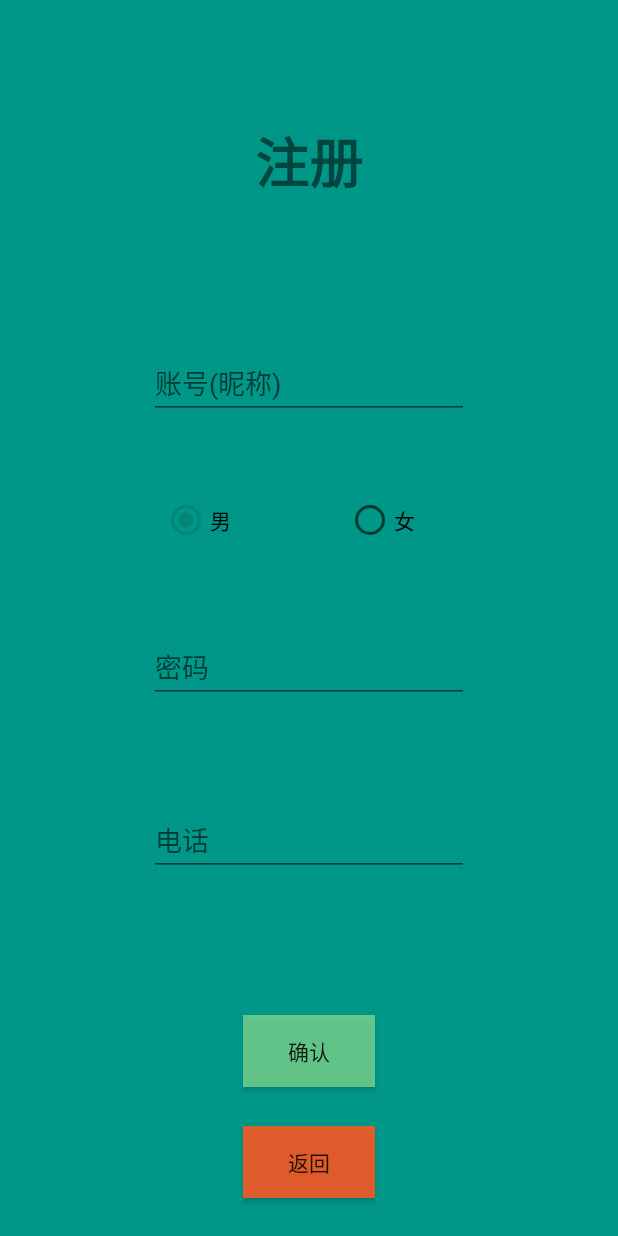
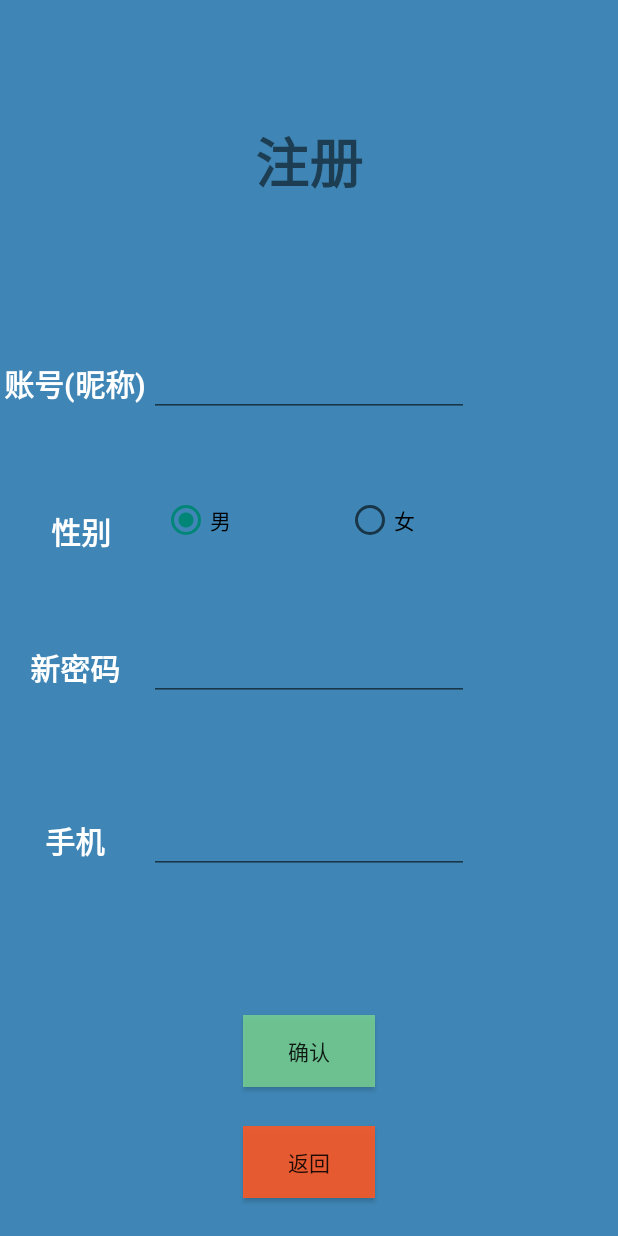
Before and after one commit to szyzstop3/EVCharger, an Android app: the RegisterFragment screen opened through its navigation route, on a phone screen of 412 x 824 dp. Run offline under Robolectric (Android 15) with nearby library versions, the phone set to English and light mode, and no system bars; libraries missing offline, so code that uses them is left out: com.huawei.hms.

Commit message:
登录功能V2.0

```diff
--- a/app/src/main/java/com/example/evcharger/LoginFragment.java
+++ b/app/src/main/java/com/example/evcharger/LoginFragment.java
@@ -100,7 +100,7 @@ public class LoginFragment extends Fragment {
                  if(name.isEmpty()||pwd.isEmpty()||name.equals("")||pwd.equals("")){
                      AlertDialog.Builder builder = new AlertDialog.Builder(getContext());
                      builder.setTitle("确认" ) ;
-                     builder.setMessage("请输入用户名和密码" ) ;
+                     builder.setMessage("请输入用户名和密码后再试！" ) ;
                      builder.setPositiveButton("是", null);
                      builder.show();
                  }else {
--- a/app/src/main/java/com/example/evcharger/RegisterFragment.java
+++ b/app/src/main/java/com/example/evcharger/RegisterFragment.java
@@ -101,6 +101,7 @@ public class RegisterFragment extends Fragment {
     public void onActivityCreated(@Nullable Bundle savedInstanceState) {
         super.onActivityCreated(savedInstanceState);
 
+        Ssex = "1";
 
         rg = (RadioGroup) getView().findViewById(R.id.sex);
         rb_Male = (RadioButton) getView().findViewById(R.id.man);
@@ -134,8 +135,16 @@ public class RegisterFragment extends Fragment {
 //                }
 //                new Userimpl().InsertUser(user);
 
-
-
+                String name = ""+Name.getText();
+                String pwd = ""+Pwd.getText();
+                String phon = ""+Phon.getText();
+                if(name.equals("")||name==""||pwd.equals("")||pwd==""||phon.equals("")||phon==""){
+                    AlertDialog.Builder builder = new AlertDialog.Builder(getContext());
+                    builder.setTitle("确认" ) ;
+                    builder.setMessage("请确认输入的信息准确无误后再提交" ) ;
+                    builder.setPositiveButton("是", null);
+                    builder.show();
+                }else {
                     new Thread(new Runnable() {
                         @Override
                         public void run() {
@@ -150,7 +159,7 @@ public class RegisterFragment extends Fragment {
                             AlertDialog.Builder builder = new AlertDialog.Builder(getContext());
                             if(option){
                                 builder.setTitle("确认" ) ;
-                            builder.setMessage("数据上传成功！" ) ;
+                                builder.setMessage("恭喜注册成功！" ) ;
                                 builder.setPositiveButton("是", null);
                             }
                             else {
@@ -164,6 +173,9 @@ public class RegisterFragment extends Fragment {
                             Looper.loop();
                         }
                     }).start();
+                }
+
+
 
 
                 /**
--- a/app/src/main/res/layout/fragment_register.xml
+++ b/app/src/main/res/layout/fragment_register.xml
@@ -9,7 +9,7 @@
     <androidx.constraintlayout.widget.ConstraintLayout
         android:layout_width="match_parent"
         android:layout_height="match_parent"
-        android:background="#009688">
+        android:background="#EE327EB1">
 
         <androidx.constraintlayout.widget.Guideline
             android:id="@+id/guideline5"
@@ -65,7 +65,6 @@
             android:layout_width="wrap_content"
             android:layout_height="wrap_content"
             android:ems="10"
-            android:hint="账号(昵称)"
             android:inputType="textPersonName"
             app:layout_constraintBottom_toTopOf="@+id/guideline5"
             app:layout_constraintEnd_toEndOf="parent"
@@ -77,7 +76,6 @@
             android:layout_width="wrap_content"
             android:layout_height="wrap_content"
             android:ems="10"
-            android:hint="密码"
             android:inputType="textPersonName"
             app:layout_constraintBottom_toTopOf="@+id/guideline6"
             app:layout_constraintEnd_toEndOf="parent"
@@ -125,7 +123,6 @@
             android:layout_width="wrap_content"
             android:layout_height="wrap_content"
             android:ems="10"
-            android:hint="电话"
             android:inputType="textPersonName"
             app:layout_constraintBottom_toTopOf="@+id/guideline12"
             app:layout_constraintEnd_toEndOf="parent"
@@ -148,8 +145,11 @@
                 android:layout_width="wrap_content"
                 android:layout_height="wrap_content"
                 android:layout_weight="1"
+                android:background="#00FFFFFF"
                 android:checked="true"
-                android:text="男" />
+                android:text="男"
+                android:textColorHighlight="#151414"
+                android:textColorLink="#000000" />
 
             <RadioButton
                 android:id="@+id/woman"
@@ -160,5 +160,57 @@
 
         </RadioGroup>
 
+        <TextView
+            android:id="@+id/textView24"
+            android:layout_width="wrap_content"
+            android:layout_height="wrap_content"
+            android:text="账号(昵称)"
+            android:textColor="#FFFFFF"
+            android:textSize="20sp"
+            android:textStyle="bold"
+            app:layout_constraintBottom_toTopOf="@+id/guideline5"
+            app:layout_constraintEnd_toStartOf="@+id/editTextTextPersonName2"
+            app:layout_constraintStart_toStartOf="parent"
+            app:layout_constraintTop_toTopOf="@+id/guideline5" />
+
+        <TextView
+            android:id="@+id/textView25"
+            android:layout_width="wrap_content"
+            android:layout_height="wrap_content"
+            android:text="性别"
+            android:textColor="#FFFFFF"
+            android:textSize="20sp"
+            android:textStyle="bold"
+            app:layout_constraintBottom_toTopOf="@+id/guideline16"
+            app:layout_constraintEnd_toStartOf="@+id/sex"
+            app:layout_constraintStart_toStartOf="parent"
+            app:layout_constraintTop_toTopOf="@+id/guideline16" />
+
+        <TextView
+            android:id="@+id/textView27"
+            android:layout_width="wrap_content"
+            android:layout_height="wrap_content"
+            android:text="新密码"
+            android:textColor="#FFFFFF"
+            android:textSize="20sp"
+            android:textStyle="bold"
+            app:layout_constraintBottom_toTopOf="@+id/guideline6"
+            app:layout_constraintEnd_toStartOf="@+id/editTextTextPersonName3"
+            app:layout_constraintStart_toStartOf="parent"
+            app:layout_constraintTop_toTopOf="@+id/guideline6" />
+
+        <TextView
+            android:id="@+id/textView28"
+            android:layout_width="wrap_content"
+            android:layout_height="wrap_content"
+            android:text="手机"
+            android:textColor="#FFFFFF"
+            android:textSize="20sp"
+            android:textStyle="bold"
+            app:layout_constraintBottom_toTopOf="@+id/guideline12"
+            app:layout_constraintEnd_toStartOf="@+id/editTextTextPersonName5"
+            app:layout_constraintStart_toStartOf="parent"
+            app:layout_constraintTop_toTopOf="@+id/guideline12" />
+
     </androidx.constraintlayout.widget.ConstraintLayout>
 </FrameLayout>
```
Lines whose indentation alone changed are shown as unchanged.
